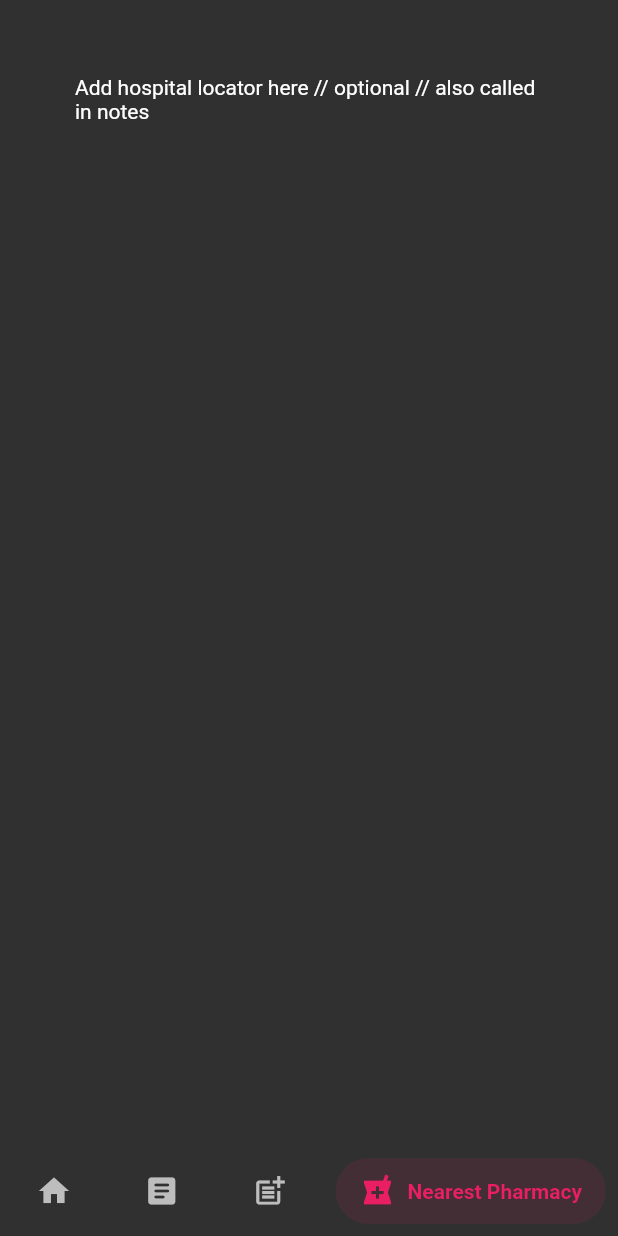
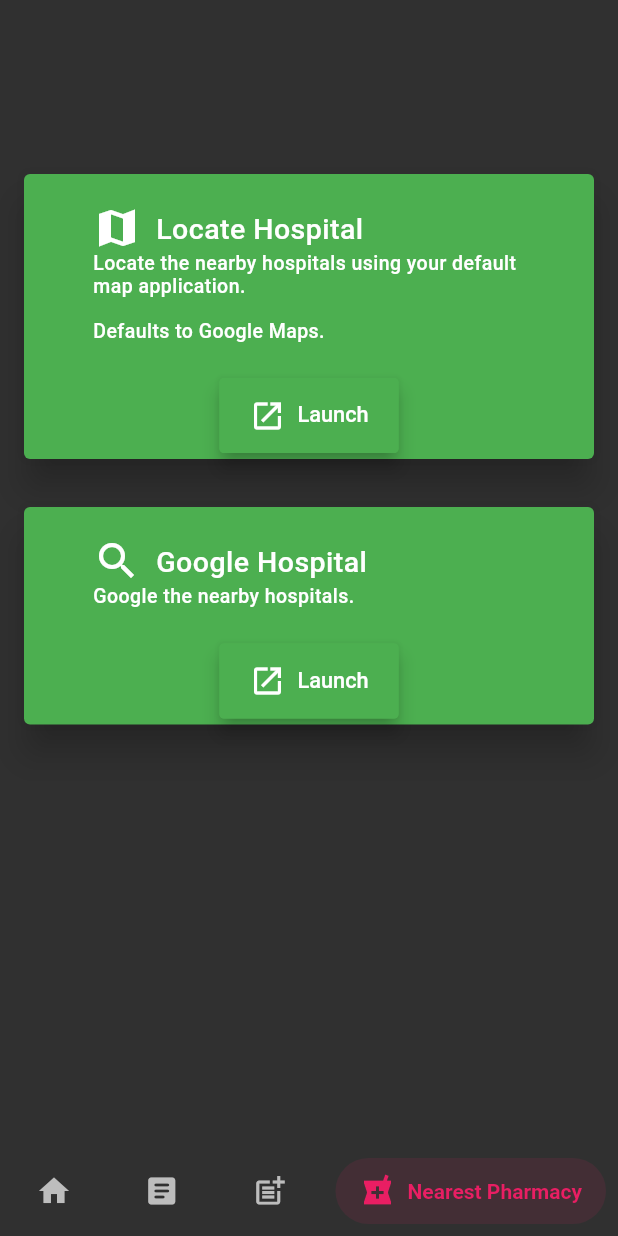
Before and after one commit to Az-21/universal-health-card, a Flutter app: the AppointmentWelcomePage screen opened directly, item 4 of the bottom bar chosen, on a phone screen of 412 x 824 dp. Run offline on Flutter 3.47's test engine with Material 2 defaults, Android fonts, the phone set to English and light mode, and no system bars; drawn by our look-alikes of getwidget, salomon_bottom_bar; our stand-ins replace get, get_storage; missing offline and left inert: awesome_card, maps_launcher, pattern_formatter; accounts and stored records are empty.

Commit message:
✔finalized hospital locator

```diff
--- a/lib/src/appointment/appointment_ui.dart
+++ b/lib/src/appointment/appointment_ui.dart
@@ -4,8 +4,11 @@
 import 'package:flutter/material.dart';
 
 // Pub Dev Imports
+import 'package:get/get.dart';
 import 'package:salomon_bottom_bar/salomon_bottom_bar.dart';
-import 'package:get/get.dart';
+
+// Other pages
+import 'package:health_app/src/appointment/locate_hospital.dart';
 
 // ━━━━━━━━━━━━━━━━━━━━━━━━━━━━━━━━━━━━━━━━
 //  * Navigation UI
@@ -29,11 +32,7 @@ class _AppointmentWelcomePageState extends State<AppointmentWelcomePage> {
       padding: EdgeInsets.all(50),
       child: Text('Add prescription adder here // classified by category'),
     ),
-    Container(
-      padding: EdgeInsets.all(50),
-      child:
-          Text('Add hospital locator here // optional // also called in notes'),
-    ),
+    HospitalLocator(),
   ];
 
   @override
--- /dev/null
+++ b/lib/src/appointment/locate_hospital.dart
@@ -0,0 +1,148 @@
+// ━━━━━━━━━━━━━━━━━━━━━━━━━━━━━━━━━━━━━━━━
+//  * Imports
+// ━━━━━━━━━━━━━━━━━━━━━━━━━━━━━━━━━━━━━━━━
+import 'package:flutter/material.dart';
+
+// Pub Dev Imports
+import 'package:getwidget/getwidget.dart';
+import 'package:url_launcher/url_launcher.dart';
+import 'package:maps_launcher/maps_launcher.dart';
+
+// ⸻⸻⸻⸻⸻⸻⸻⸻
+// * Stateless URL Launcher
+// ⸻⸻⸻⸻⸻⸻⸻⸻
+class HospitalLocator extends StatelessWidget {
+  const HospitalLocator({Key key}) : super(key: key);
+
+  final String _url = 'https://www.google.com/search?q=hospital+near+me';
+
+  void _launchGoogleSearch() async => await canLaunch(_url)
+      ? await launch(_url)
+      : throw 'Could not launch $_url';
+
+  void _launchMaps() {
+    MapsLauncher.launchQuery('hospital near me');
+  }
+
+  @override
+  Widget build(BuildContext context) {
+    return Scaffold(
+      body: Container(
+        alignment: Alignment.center,
+        child: Column(
+          children: [
+            // * Top padding
+            SizedBox(height: 100),
+
+            // * Launch Map
+            GestureDetector(
+              onTap: () {
+                _launchMaps();
+              },
+              child: GFCard(
+                elevation: 10,
+                boxFit: BoxFit.cover,
+                imageOverlay: AssetImage('assets/image/map.jpg'),
+                color: Colors.green,
+                title: GFListTile(
+                  title: GFTypography(
+                    text: 'Locate Hospital',
+                    showDivider: false,
+                    textColor: Colors.white,
+                    type: GFTypographyType.typo3,
+                    icon: Icon(
+                      Icons.map_sharp,
+                      color: Colors.white,
+                      size: 32,
+                    ),
+                    dividerColor: Colors.white,
+                    dividerWidth: 100,
+                  ),
+                  subtitle: GFTypography(
+                    text:
+                        'Locate the nearby hospitals using your default map application.\n\nDefaults to Google Maps.',
+                    textColor: Colors.white,
+                    type: GFTypographyType.typo6,
+                    showDivider: false,
+                  ),
+                ),
+                buttonBar: GFButtonBar(
+                  children: <Widget>[
+                    GFButton(
+                      text: "Launch",
+                      size: GFSize.LARGE,
+                      elevation: 5,
+                      color: Colors.green,
+                      splashColor: Colors.white,
+                      padding: EdgeInsets.symmetric(horizontal: 20),
+                      icon: Icon(
+                        Icons.launch,
+                        color: Colors.white,
+                      ),
+                      onPressed: () {
+                        _launchMaps();
+                      },
+                    ),
+                  ],
+                ),
+              ),
+            ),
+
+            // * Launch search
+            GestureDetector(
+              onTap: () {
+                _launchGoogleSearch();
+              },
+              child: GFCard(
+                elevation: 10,
+                boxFit: BoxFit.cover,
+                imageOverlay: AssetImage('assets/image/search.jpg'),
+                color: Colors.green,
+                title: GFListTile(
+                  title: GFTypography(
+                    text: 'Google Hospital',
+                    showDivider: false,
+                    textColor: Colors.white,
+                    type: GFTypographyType.typo3,
+                    icon: Icon(
+                      Icons.search,
+                      color: Colors.white,
+                      size: 32,
+                    ),
+                    dividerColor: Colors.white,
+                    dividerWidth: 100,
+                  ),
+                  subtitle: GFTypography(
+                    text: 'Google the nearby hospitals.',
+                    textColor: Colors.white,
+                    type: GFTypographyType.typo6,
+                    showDivider: false,
+                  ),
+                ),
+                buttonBar: GFButtonBar(
+                  children: <Widget>[
+                    GFButton(
+                      text: "Launch",
+                      size: GFSize.LARGE,
+                      elevation: 5,
+                      color: Colors.green,
+                      splashColor: Colors.white,
+                      padding: EdgeInsets.symmetric(horizontal: 20),
+                      icon: Icon(
+                        Icons.launch,
+                        color: Colors.white,
+                      ),
+                      onPressed: () {
+                        _launchGoogleSearch();
+                      },
+                    ),
+                  ],
+                ),
+              ),
+            ),
+          ],
+        ),
+      ),
+    );
+  }
+}
--- a/lib/src/notes/notes_ui.dart
+++ b/lib/src/notes/notes_ui.dart
@@ -4,8 +4,11 @@
 import 'package:flutter/material.dart';
 
 // Pub Dev Imports
+import 'package:get/get.dart';
 import 'package:salomon_bottom_bar/salomon_bottom_bar.dart';
-import 'package:get/get.dart';
+
+// Other pages
+import 'package:health_app/src/appointment/locate_hospital.dart';
 
 // ━━━━━━━━━━━━━━━━━━━━━━━━━━━━━━━━━━━━━━━━
 //  * Navigation UI
@@ -31,11 +34,7 @@ class _NotesWelcomePageState extends State<NotesWelcomePage> {
       child: Text(
           'Add symptoms + info cards adder here // classified by health card'),
     ),
-    Container(
-      padding: EdgeInsets.all(50),
-      child: Text(
-          'Add hospital locator here // optional // also called in appointment'),
-    ),
+    HospitalLocator(),
   ];
 
   @override
```
